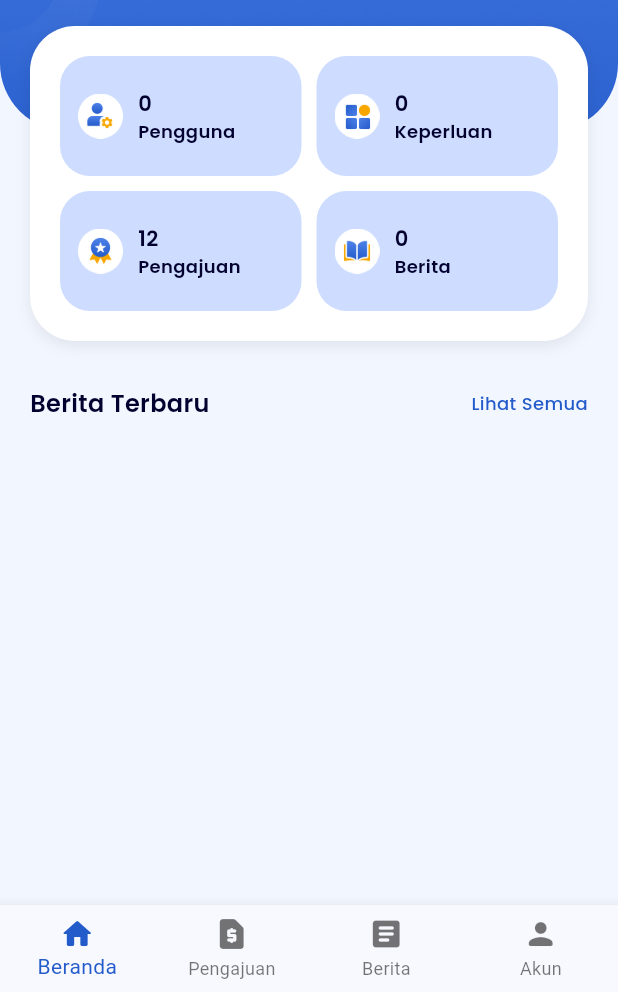
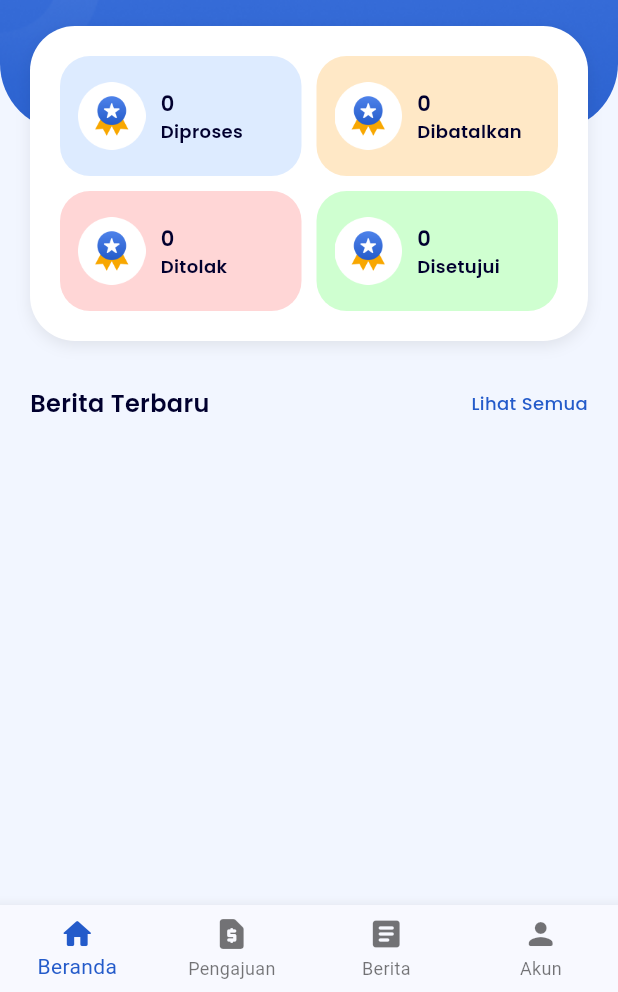
Before and after one commit to iqbrak/TanonApp, a Flutter app: the WargaBerandaPage screen opened by its route, on a phone screen of 412 x 824 dp, the part 244-1236 px from its top. Run offline on Flutter 3.47's test engine with Material 3 defaults, Android fonts, the phone set to English and light mode, and no system bars; our stand-ins replace cloud_firestore, dio, file_picker, firebase_auth, firebase_core, firebase_database and 4 more; missing offline and left inert: flutter_pdfview; accounts and stored records are empty; statements that could not run were skipped.

Commit message:
feat: update beranda warga card with total requests

```diff
--- a/lib/core/controllers/request_controller.dart
+++ b/lib/core/controllers/request_controller.dart
@@ -151,4 +151,10 @@ class RequestController {
   Stream<int> getTotalRequests() {
     return getRequestsStream().map((list) => list.length);
   }
+
+  Stream<int> countRequestByStatus(String userId, String status) {
+    return getRequestsByUser(userId).map(
+      (list) => list.where((r) => r.status == status).length,
+    );
+  }
 }
--- a/lib/modules/warga/pages/wg_beranda.dart
+++ b/lib/modules/warga/pages/wg_beranda.dart
@@ -2,7 +2,7 @@ import 'package:flutter/material.dart';
 import 'package:google_fonts/google_fonts.dart';
 import 'package:go_router/go_router.dart';
 import '../../../../../core/controllers/user_controller.dart';
-import '../../../../../core/controllers/service_controller.dart';
+import '../../../../../core/controllers/request_controller.dart';
 import '../../../../../core/controllers/news_controller.dart';
 import '../../../../../core/controllers/auth_controller.dart';
 import '../../../../../core/models/news.dart';
@@ -10,7 +10,7 @@ import '../../../../../core/models/news.dart';
 class WargaBerandaPage extends StatelessWidget {
   final userController = UserController();
   final newsController = NewsController();
-  final serviceController = ServiceController();
+  final requestController = RequestController();
   WargaBerandaPage({super.key});
 
   @override
@@ -107,6 +107,9 @@ class WargaBerandaPage extends StatelessWidget {
   }
 
 Widget _buildMainCard(BuildContext context) {
+  final userId = AuthController().currentUser!.uid;
+  final requestController = RequestController();
+
   return Container(
     padding: const EdgeInsets.all(20),
     decoration: BoxDecoration(
@@ -126,16 +129,16 @@ class WargaBerandaPage extends StatelessWidget {
           children: [
             Expanded(
               child: StreamBuilder<int>(
-                  stream: userController.getTotalUsers(),
+                stream: requestController.countRequestByStatus(userId, "Diproses"),
                 builder: (context, snapshot) {
                   final total = snapshot.data ?? 0;
                   return _buildSmallCard(
                     context: context,
-                      iconPath: 'assets/images/ic_users.png',
-                      title: 'Pengguna',
+                    iconPath: 'assets/images/ic_requests.png',
+                    title: 'Diproses',
                     total: total,
-                      color: const Color(0xFFCEDDFF),
-                      route: '/pd/data/users',
+                    color: const Color(0xFFDDEBFF),
+                    route: '/wg/pengajuan',
                   );
                 },
               ),
@@ -143,16 +146,16 @@ class WargaBerandaPage extends StatelessWidget {
             const SizedBox(width: 10),
             Expanded(
               child: StreamBuilder<int>(
-                  stream: serviceController.getTotalServices(),
+                stream: requestController.countRequestByStatus(userId, "Dibatalkan"),
                 builder: (context, snapshot) {
                   final total = snapshot.data ?? 0;
                   return _buildSmallCard(
                     context: context,
-                      iconPath: 'assets/images/ic_services.png',
-                      title: 'Keperluan',
+                    iconPath: 'assets/images/ic_requests.png',
+                    title: 'Dibatalkan',
                     total: total,
-                      color: const Color(0xFFCEDDFF),
-                      route: '/pd/data/services',
+                    color: const Color(0xFFFFE8C6),
+                    route: '/wg/pengajuan',
                   );
                 },
               ),
@@ -163,28 +166,34 @@ class WargaBerandaPage extends StatelessWidget {
         Row(
           children: [
             Expanded(
-                child: _buildSmallCard(
+              child: StreamBuilder<int>(
+                stream: requestController.countRequestByStatus(userId, "Ditolak"),
+                builder: (context, snapshot) {
+                  final total = snapshot.data ?? 0;
+                  return _buildSmallCard(
                     context: context,
                     iconPath: 'assets/images/ic_requests.png',
-                  title: 'Pengajuan',
-                  total: 12,
-                  color: const Color(0xFFCEDDFF),
-                  route: '/data/requests',
+                    title: 'Ditolak',
+                    total: total,
+                    color: const Color(0xFFFFD6D6),
+                    route: '/wg/pengajuan',
+                  );
+                },
               ),
             ),
             const SizedBox(width: 10),
             Expanded(
               child: StreamBuilder<int>(
-                  stream: newsController.getTotalNews(),
+                stream: requestController.countRequestByStatus(userId, "Disetujui"),
                 builder: (context, snapshot) {
                   final total = snapshot.data ?? 0;
                   return _buildSmallCard(
                     context: context,
-                      iconPath: 'assets/images/ic_news.png',
-                      title: 'Berita',
+                    iconPath: 'assets/images/ic_requests.png',
+                    title: 'Disetujui',
                     total: total,
-                      color: const Color(0xFFCEDDFF),
-                      route: '/pd/data/news',
+                    color: const Color(0xFFCFFFD0),
+                    route: '/wg/pengajuan',
                   );
                 },
               ),
@@ -215,7 +224,7 @@ class WargaBerandaPage extends StatelessWidget {
         ),
         child: Row(
           children: [
-            Image.asset(iconPath, width: 30, height: 30),
+            Image.asset(iconPath, width: 45, height: 45),
             const SizedBox(width: 10),
             Expanded(
               child: Column(
```
Lines whose indentation alone changed are shown as unchanged.
